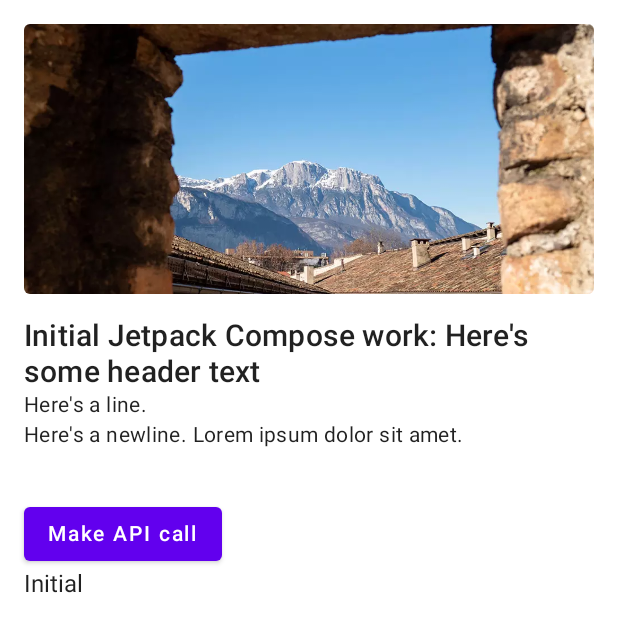
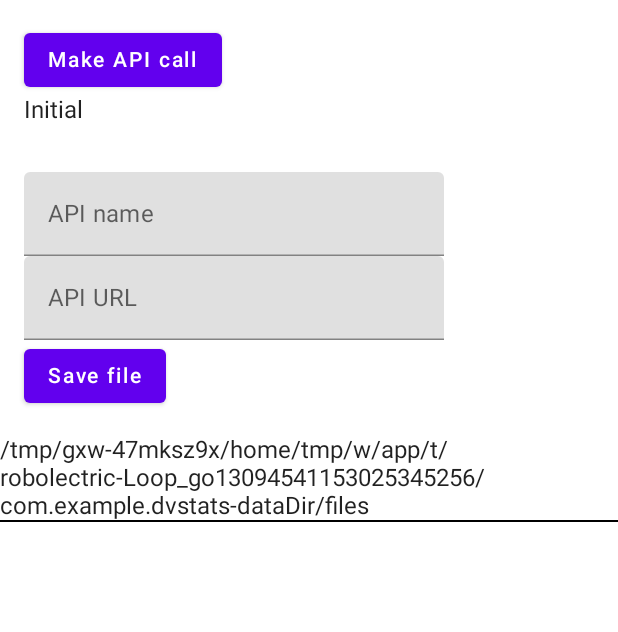
Before and after one commit to danevd-TCD/DVStats, an Android app built with Jetpack Compose: the screen it shows after launch (MainActivity), on a phone screen of 412 x 824 dp. Shown: the top 632 px of the screen. Run offline under Robolectric (Android 15) with nearby library versions, the phone set to English and light mode, and no system bars; libraries missing offline, so code that uses them is left out: com.github.kittinunf.fuel.

Commit message:
added basic config file writing/reading functionality

```diff
--- a/app/src/main/java/com/example/dvstats/MainActivity.kt
+++ b/app/src/main/java/com/example/dvstats/MainActivity.kt
@@ -29,98 +29,161 @@ import androidx.compose.foundation.layout.padding
 import androidx.compose.material.Divider
 import androidx.compose.material.Surface
 import androidx.compose.material.Text
-import android.app.Application
 import androidx.compose.runtime.*
-import com.github.kittinunf.fuel.core.FuelError
-import com.github.kittinunf.fuel.core.FuelManager
-import com.github.kittinunf.fuel.core.interceptors.LogResponseInterceptor
-import com.github.kittinunf.fuel.coroutines.awaitString
+import androidx.compose.ui.tooling.preview.Preview
 import com.github.kittinunf.fuel.coroutines.awaitStringResponse
 import com.github.kittinunf.fuel.httpGet
-import com.github.kittinunf.result.Result
 import kotlinx.coroutines.launch
-import java.net.URL
-import java.nio.file.Path
+//import com.example.dvstats.MyApplication.Companion.appContext
+import java.io.File
 
-/*
-import okhttp3.*
-import okio.IOException
-import retrofit2.Call
-import retrofit2.Callback
-import retrofit2.Response
-import retrofit2.Retrofit
-import retrofit2.converter.moshi.MoshiConverterFactory
-import retrofit2.http.GET
- */
+
+@Composable
+fun MainApp(names: List<String> = List(15) {"Hello user #$it"}, i_userFiles: List<String>? = getDataDirFiles( MainActivity.instance ))
+{
+    //val clickCount = remember { mutableStateOf(0)}
+    val initialResponse = remember  { mutableStateOf("Initial")}
+    //val curFileName = remember { mutableStateOf("DEFAULT_FILENAME") }
+    var curFileName: MutableList<String> = remember { mutableListOf() }
+
+    DVStatsTheme {
+        // A surface container using the 'background' color from the theme
+        Surface(color = MaterialTheme.colors.background) {
+            Column {
+                //NewsStory()
+                //ButtonCounter(count = clickCount.value, updateCount = {newCount -> clickCount.value = newCount})
+                //Divider()
+                //NameList(names, Modifier.weight(1f))
+                ButtonCall(text_Reponse = initialResponse.value, updateAPIString = {newString -> initialResponse.value = newString})
+                //WriteCall(text = curFileName.value, updateFileText = { newFileName -> curFileName.value = newFileName;writeTestText(curFileName.value)})
+                WriteCall(text = curFileName, updateFileText = { newFileName -> curFileName =
+                    newFileName as MutableList<String>;writeTestText(
+                    curFileName
+                )})
+                if (i_userFiles != null) {
+                    DataList(userFiles = i_userFiles)
+                }
+            }
+        }
+    }
+}
 
 class MainActivity : ComponentActivity() {
 
+    companion object {
+        lateinit var instance: MainActivity
+    }
+    //override to provide app-wide context
     override fun onCreate(savedInstanceState: Bundle?) {
         super.onCreate(savedInstanceState)
-
-        //########################
-
-        //########################
-
+        instance = this
         setContent {
             MainApp()
         }
     }
 }
 
+// ############################ FILE SCAN AND DISPLAY #######################################
 
+//write filename to file
+fun writeTestText(inputFieldList:MutableList<String>){
+    //inputFieldList is the mutable list passed by data fields from compose function
+    val filename = inputFieldList[0] + "_config.json" //N.B: hardcoding filename based on field loc
+
+    val file = File(MainActivity.instance.filesDir, filename)
+    file.createNewFile()
+    //writing json data here, code in syntax by hand or use gson/etc?
+    file.writeText(inputFieldList[1])
+
+}
+
+//get all files in app filesDir
+fun getDataDirFiles(getFilesContext: Context): List<String> {
+    val dataDir = File(getFilesContext.filesDir, "")
+    if (!dataDir.exists()){
+        dataDir.mkdir()
+    }
+    val fileList = mutableListOf<String>()
+    //iterate through data directory and append each item name to fileList
+    dataDir.walk().forEach { fileList.add(it.toString()) }
+
+    return fileList
+}
+
+
+
+//get all files in filesDir and make lazy columns
+@Composable
+fun DataList(userFiles: List<String>, modifier: Modifier = Modifier) {
+    LazyColumn(modifier = modifier) {
+        items(items = userFiles) { data ->
+            Text(text = data)
+            Divider(color = Color.Black)
+        }
+
+    }
+}
+
+@Composable
+fun WriteCall(text: List<String>, updateFileText: (List<String>) -> Unit)
+{
+    val coroutineScope = rememberCoroutineScope()
+
+    /*n.b: will special characters (/ , . ;) etc. cause issues w/ saving filename?
+    might need to sanitise/check input if so.
+    /parameters for writing to JSON config file:
+     */
+    var text by remember { mutableStateOf("")}
+    var API_name by remember { mutableStateOf("")} //api name, e.g "danev.xyz" or "google sheets"
+    var API_url by remember { mutableStateOf("")} //api URL, e.g "danev.xyz/status/all"
+
+    val fieldList = mutableListOf<String>()
+
+    Column(modifier = Modifier.padding(16.dp)) {
+        //original
+        /*
+        TextField(
+            value = text,
+            onValueChange = { text = it },
+            label = { Text("Filename") }
+        )
+         */
+        //API name
+        TextField(
+            value = API_name,
+            onValueChange = { API_name = it },
+            label = { Text("API name") }
+        )
+        //API URL
+        TextField(
+            value = API_url,
+            onValueChange = { API_url = it },
+            label = { Text("API URL") }
+        )
+        //eventually add more fields for e.g arguments or authorisation
+
+        //there's gotta be a better way to add the field elements to the fieldList list before
+        //sending off to updateFileText function
+        Button(onClick = { fieldList.add(API_name); fieldList.add(API_url); updateFileText(fieldList) }) {
+            Text("Save file")
+        }
+
+    }
+
+}
+
+// ############################ API CALL #######################################
 
 suspend fun fuelCall(userURL:String) : String {
     //var responseString = "No response"
-
     val (request, response, result) =
         userURL.httpGet().awaitStringResponse()
-    /*
-    try {
-        responseString = (Fuel.get(userURL).awaitString()) // "{"origin":"127.0.0.1"}"
-    } catch(exception: Exception) {
-        println("A network request exception was thrown: ${exception.message}")
-    }
-     */
-
     //issues present in .toString() method of fuel
     //https://github.com/kittinunf/fuel/issues/742
-
-
     return result
 }
 
-@Composable
-fun MainApp(names: List<String> = List(15) {"Hello user #$it"})
-{
-    val clickCount = remember { mutableStateOf(0)}
-    val initialResponse = remember  { mutableStateOf("Initial")}
-
-    DVStatsTheme {
-        // A surface container using the 'background' color from the theme
-        Surface(color = MaterialTheme.colors.background) {
-            Column {
-                NewsStory()
-                //ButtonCounter(count = clickCount.value, updateCount = {newCount -> clickCount.value = newCount})
-                //Divider()
-                //NameList(names, Modifier.weight(1f))
-                ButtonCall(text_Reponse = initialResponse.value, updateAPIString = {newString -> initialResponse.value = newString})
-            }
-        }
-    }
-}
-
-class MyApplication : Application() {
-    override fun onCreate() {
-        super.onCreate()
-        appContext = applicationContext
-    }
-    companion object {
-        var appContext: Context? = null
-            private set
-    }
-}
-
+//api call button
 @Composable
 fun ButtonCall(text_Reponse: String, updateAPIString: (String) -> Unit)
 {
@@ -150,21 +213,8 @@ fun ButtonCall(text_Reponse: String, updateAPIString: (String) -> Unit)
     }
 }
 
-@Composable
-fun ButtonCounter(count: Int, updateCount: (Int) -> Unit)
-{
-    Column(modifier = Modifier.padding(16.dp)) {
-        Button(onClick = {updateCount(count+1)})
-        {
-            Text("Button click count: $count")
-        }
-        Spacer(Modifier.height(16.dp))
-        Button(onClick = {updateCount(count - count)}) {
-            Text("Reset counter")
-        }
-    }
 
-}
+// ############################ OLD/OTHER #######################################
 @Composable
 fun Greeting(name: String) {
     var isSelected by remember { mutableStateOf(false) }
@@ -179,17 +229,28 @@ fun Greeting(name: String) {
     )
 }
 
-
-
-
-//lazy columns: essentially, scrollable columns that implement lazy loading for
-//e.g large lists or other (potentially) large amounts of generated component elements
 @Composable
 fun NameList(names: List<String>, modifier: Modifier = Modifier) {
     LazyColumn(modifier = modifier) {
         items(items = names) { name ->
             Greeting(name = name)
             Divider(color = Color.Black)
+        }
+    }
+}
+
+//basic counter button
+@Composable
+fun ButtonCounter(count: Int, updateCount: (Int) -> Unit)
+{
+    Column(modifier = Modifier.padding(16.dp)) {
+        Button(onClick = {updateCount(count+1)})
+        {
+            Text("Button click count: $count")
+        }
+        Spacer(Modifier.height(16.dp))
+        Button(onClick = {updateCount(count - count)}) {
+            Text("Reset counter")
         }
     }
 }
@@ -215,22 +276,12 @@ fun NewsStory()
             "Initial Jetpack Compose work: Here's some header text",
             style = typography.h6
         )
-
         Text("Here's a line. \nHere's a newline. Lorem ipsum dolor sit amet.",
         style = typography.body2)
 
-        //confusing checkbox syntax
-        /*
-        var firstCheck: Boolean = true
-        Checkbox(
-            checked = firstCheck,
-            onCheckedChange = {firstCheck = false}
-        )
-         */
-
     }
 }
-/*
+
 @Preview(showBackground = true)
 @Composable
 fun DefaultPreview() {
@@ -238,5 +289,3 @@ fun DefaultPreview() {
         MainApp()
     }
 }
-
- */
--- a/build.gradle
+++ b/build.gradle
@@ -8,7 +8,7 @@ buildscript {
         mavenCentral()
     }
     dependencies {
-        classpath "com.android.tools.build:gradle:7.0.0-beta02"
+        classpath 'com.android.tools.build:gradle:7.0.0-beta03'
         classpath "org.jetbrains.kotlin:kotlin-gradle-plugin:1.4.32"
 
         // NOTE: Do not place your application dependencies here; they belong
```
